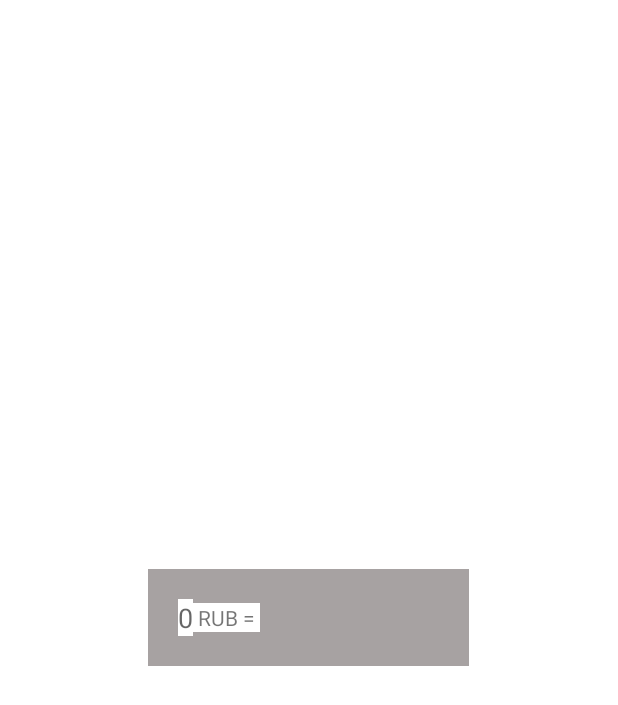
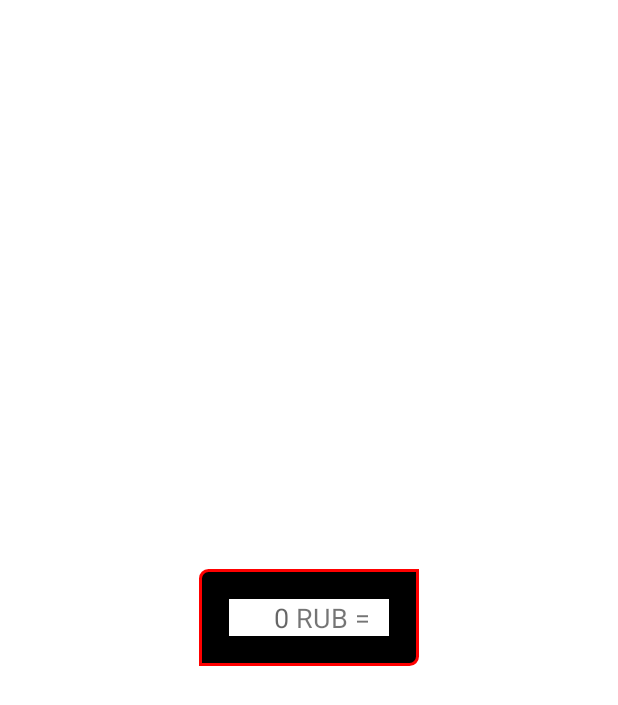
Before and after one commit to dimedrollo/currencyExchange, an Android app: the layout popup_window.xml on its own in the app's theme, with its tools: preview values and no code run, on a phone screen of 412 x 824 dp. Shown: the top 705 px of the screen. Run offline under Robolectric (Android 15) with nearby library versions, the phone set to English and light mode, and no system bars.

Commit message:
готово задание 1, 2, 3. I done my best.

```diff
--- a/app/src/main/java/ru/dopegeek/currencyexchange/database/MyCursorWrapper.java
+++ b/app/src/main/java/ru/dopegeek/currencyexchange/database/MyCursorWrapper.java
@@ -4,7 +4,6 @@ import android.database.Cursor;
 
 
 import ru.dopegeek.currencyexchange.Currency;
-import ru.dopegeek.currencyexchange.Valute;
 
 public class MyCursorWrapper extends android.database.CursorWrapper {
 
--- a/app/src/main/res/layout/list_item_currency.xml
+++ b/app/src/main/res/layout/list_item_currency.xml
@@ -36,7 +36,9 @@
         android:layout_height="wrap_content"
         android:layout_marginTop="@dimen/viewMargin"
         android:layout_marginBottom="@dimen/viewMargin"
-        android:singleLine="false"
+        android:singleLine="true"
+        android:ellipsize="marquee"
+        android:marqueeRepeatLimit="marquee_forever"
         android:textAlignment="textStart"
         app:layout_constraintBottom_toBottomOf="parent"
         app:layout_constraintEnd_toStartOf="@+id/guideline4"
--- a/app/src/main/res/layout/popup_window.xml
+++ b/app/src/main/res/layout/popup_window.xml
@@ -1,11 +1,11 @@
 <?xml version="1.0" encoding="utf-8"?>
-<androidx.constraintlayout.widget.ConstraintLayout xmlns:android="http://schemas.android.com/apk/res/android"
+<LinearLayout xmlns:android="http://schemas.android.com/apk/res/android"
     xmlns:app="http://schemas.android.com/apk/res-auto"
     android:layout_width="wrap_content"
     android:layout_height="wrap_content"
     android:layout_centerInParent="true"
     android:layout_gravity="center|center_horizontal"
-    android:background="#A7A2A2"
+    android:background="@drawable/layout_border"
     android:padding="20dp"
     android:visibility="visible">
 
@@ -18,27 +18,24 @@
         android:hint="0"
         android:imeOptions="actionDone"
         android:inputType="number"
-        app:layout_constraintBottom_toBottomOf="parent"
-        app:layout_constraintEnd_toStartOf="@id/rub_popup"
-        app:layout_constraintStart_toStartOf="parent"
-        app:layout_constraintTop_toTopOf="parent" />
+        android:maxWidth="100dp"
+        android:minWidth="40dp"
+        android:textAlignment="viewEnd" />
 
     <TextView
         android:id="@+id/rub_popup"
         android:layout_width="wrap_content"
         android:layout_height="wrap_content"
         android:background="@android:color/white"
-        android:text=" RUB = "
-        app:layout_constraintBottom_toBottomOf="parent"
-        app:layout_constraintEnd_toStartOf="@id/output_popup"
-        app:layout_constraintStart_toStartOf="@id/input_popup"
-        app:layout_constraintTop_toTopOf="parent" />
+        android:textSize="18sp"
+        android:text=" RUB = " />
 
     <TextView
         android:id="@+id/output_popup"
         android:layout_width="wrap_content"
         android:layout_height="wrap_content"
         android:background="@android:color/white"
+        android:textSize="18sp"
         app:layout_constraintBottom_toBottomOf="parent"
         app:layout_constraintEnd_toStartOf="@id/charcode_popup"
         app:layout_constraintStart_toStartOf="@id/rub_popup"
@@ -49,9 +46,7 @@
         android:layout_width="wrap_content"
         android:layout_height="wrap_content"
         android:background="@android:color/white"
-        app:layout_constraintBottom_toBottomOf="parent"
-        app:layout_constraintEnd_toEndOf="parent"
-        app:layout_constraintStart_toEndOf="@id/output_popup"
-        app:layout_constraintTop_toTopOf="parent" />
+        android:paddingLeft="@dimen/viewMargin"
+        android:textSize="18sp" />
 
-</androidx.constraintlayout.widget.ConstraintLayout>
+</LinearLayout>
```
Also changed, not shown: app/src/main/java/ru/dopegeek/currencyexchange/CurrencyFragment.java (+3 -5 lines), app/src/main/java/ru/dopegeek/currencyexchange/Valute.java (deleted, +0 -31 lines).
